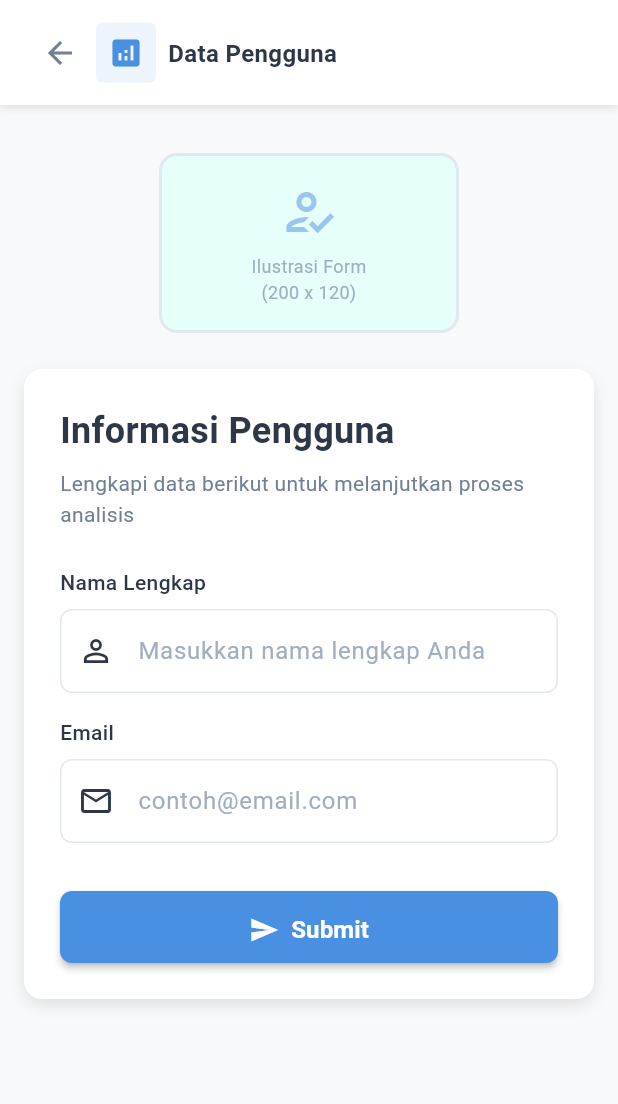
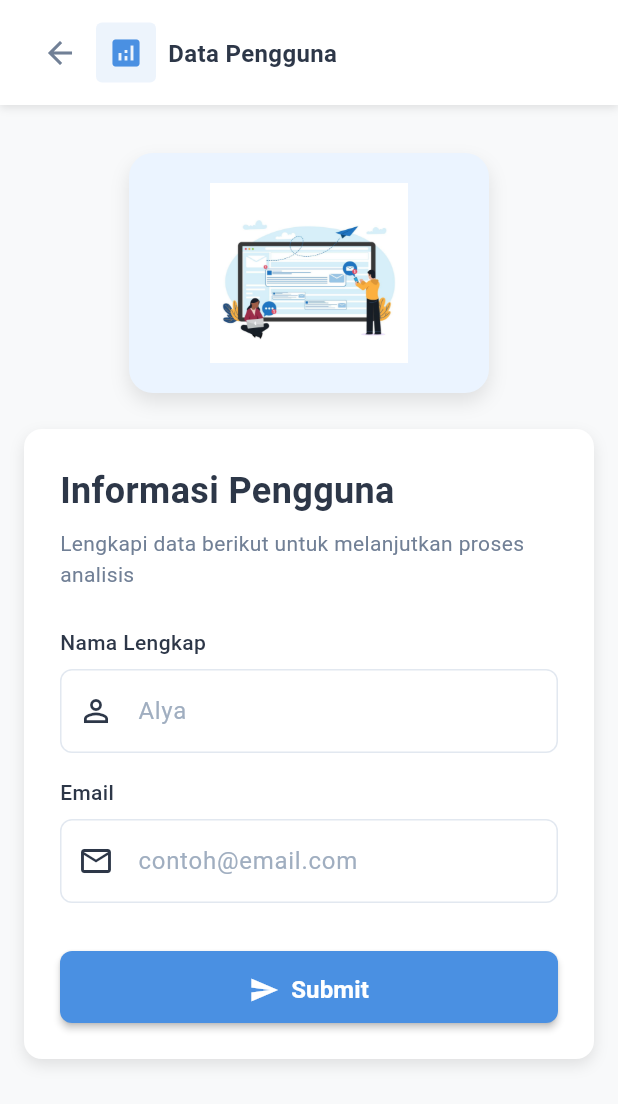
Before and after one commit to ILY-Code-1/Flutter-KMeans-AlyaFotocopy, a Flutter app: the FormView screen opened by its route, on a phone screen of 412 x 824 dp. Shown: the top 1104 px of the screen. Run offline on Flutter 3.47's test engine with Material 3 defaults, Android fonts, the phone set to English and light mode, and no system bars; our stand-ins replace get.

Commit message:
dev form

```diff
--- a/lib/app/modules/form/controllers/form_controller.dart
+++ b/lib/app/modules/form/controllers/form_controller.dart
@@ -39,7 +39,9 @@ class UserFormController extends GetxController {
 
     isLoading.value = true;
 
-    // Simulate API call
+    // generate pdf
+    // send via email
+
     Future.delayed(const Duration(seconds: 1), () {
       isLoading.value = false;
       Get.toNamed('/success');
--- a/lib/app/modules/form/views/form_view.dart
+++ b/lib/app/modules/form/views/form_view.dart
@@ -29,8 +29,9 @@ class FormView extends GetView<UserFormController> {
   }
 
   Widget _buildDesktopLayout(BuildContext context) {
-    return Row(
-      crossAxisAlignment: CrossAxisAlignment.start,
+    return IntrinsicHeight(
+      child: Row(
+        crossAxisAlignment: CrossAxisAlignment.stretch,
         children: [
           Expanded(
             flex: 3,
@@ -39,14 +40,18 @@ class FormView extends GetView<UserFormController> {
           Gap.wXl,
           Expanded(
             flex: 2,
+            child: Center(
               child: _buildIllustration(context),
             ),
+          ),
         ],
+      ),
     );
   }
 
   Widget _buildMobileLayout(BuildContext context) {
     return Column(
+      crossAxisAlignment: CrossAxisAlignment.center,
       children: [
         _buildIllustration(context),
         Gap.hLg,
@@ -98,7 +103,7 @@ class FormView extends GetView<UserFormController> {
               Gap.hLg,
               CustomInput(
                 label: 'Nama Lengkap',
-                hint: 'Masukkan nama lengkap Anda',
+                hint: 'Alya', // SAMPE SINI YUSNAR!!!
                 controller: controller.namaController,
                 validator: controller.validateNama,
                 prefixIcon: const Icon(Icons.person_outline),
@@ -143,12 +148,35 @@ class FormView extends GetView<UserFormController> {
         );
       },
       child: Center(
-        child: PlaceholderImage(
-          width: 200,
-          height: 120,
-          label: 'Ilustrasi Form\n(200 x 120)',
-          icon: Icons.how_to_reg_outlined,
-          backgroundColor: AppColors.softGreen,
+        child: Container(
+          width: Responsive.value(
+            context,
+            mobile: 240,
+            tablet: 320,
+            desktop: 380,
+          ),
+          height: Responsive.value(
+            context,
+            mobile: 160,
+            tablet: 220,
+            desktop: 260,
+          ),
+          padding: const EdgeInsets.all(20),
+          decoration: BoxDecoration(
+            color: AppColors.softBlue,
+            borderRadius: BorderRadius.circular(AppSpacing.radiusXl),
+            boxShadow: [
+              BoxShadow(
+                color: AppColors.shadow,
+                blurRadius: 10,
+                offset: const Offset(0, 6),
+              ),
+            ],
+          ),
+          child: Image.asset(
+            'assets/images/illustration_form.jpg',
+            fit: BoxFit.contain,
+          ),
         ),
       ),
     );
--- a/lib/app/modules/success/views/success_view.dart
+++ b/lib/app/modules/success/views/success_view.dart
@@ -64,7 +64,7 @@ class SuccessView extends StatelessWidget {
                   ),
                   Gap.hMd,
                   Text(
-                    'Data Anda telah berhasil dikirim.\nHasil analisis akan segera tersedia.',
+                    'Data anda berhasil dikirim.\nHasil analisis akan kami kirim via email.\nTerimakasih, happy analysis🙏',
                     style: AppTextStyles.bodyMedium.copyWith(
                       color: AppColors.textSecondary,
                     ),
```
Also changed, not shown: lib/app/modules/kmeans/controllers/kmeans_controller.dart (+6 -2 lines), lib/app/modules/kmeans/views/kmeans_view.dart (+84 -32 lines), assets/images/illustration_form.jpg (added). Lines whose indentation alone changed are shown as unchanged.
